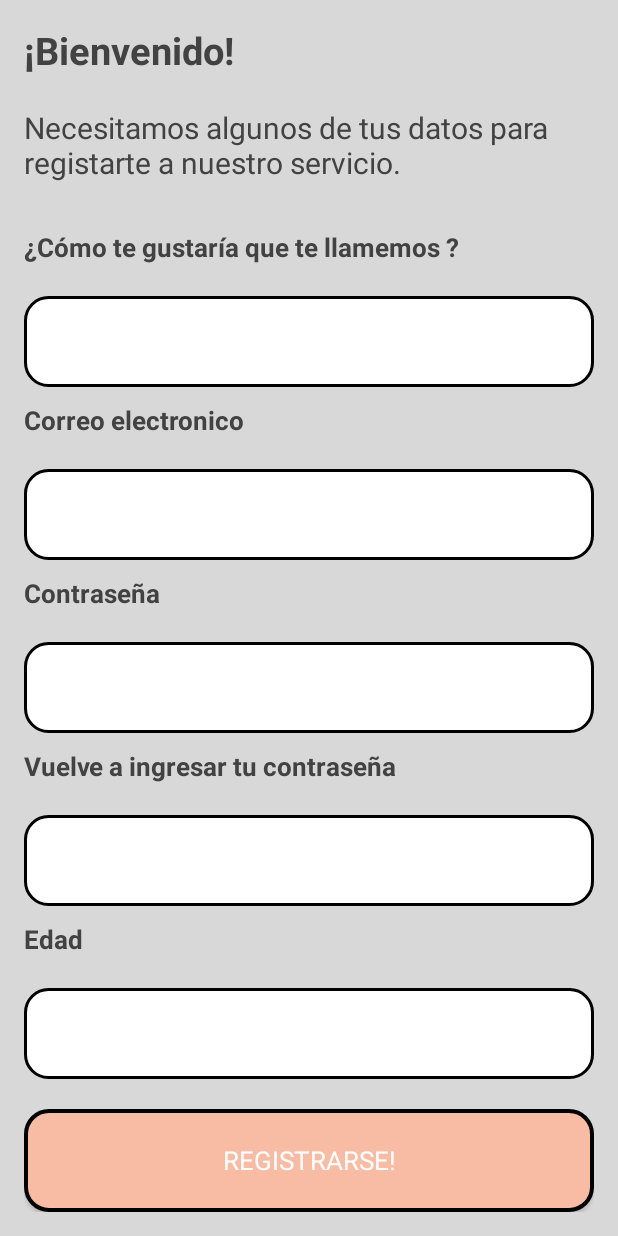
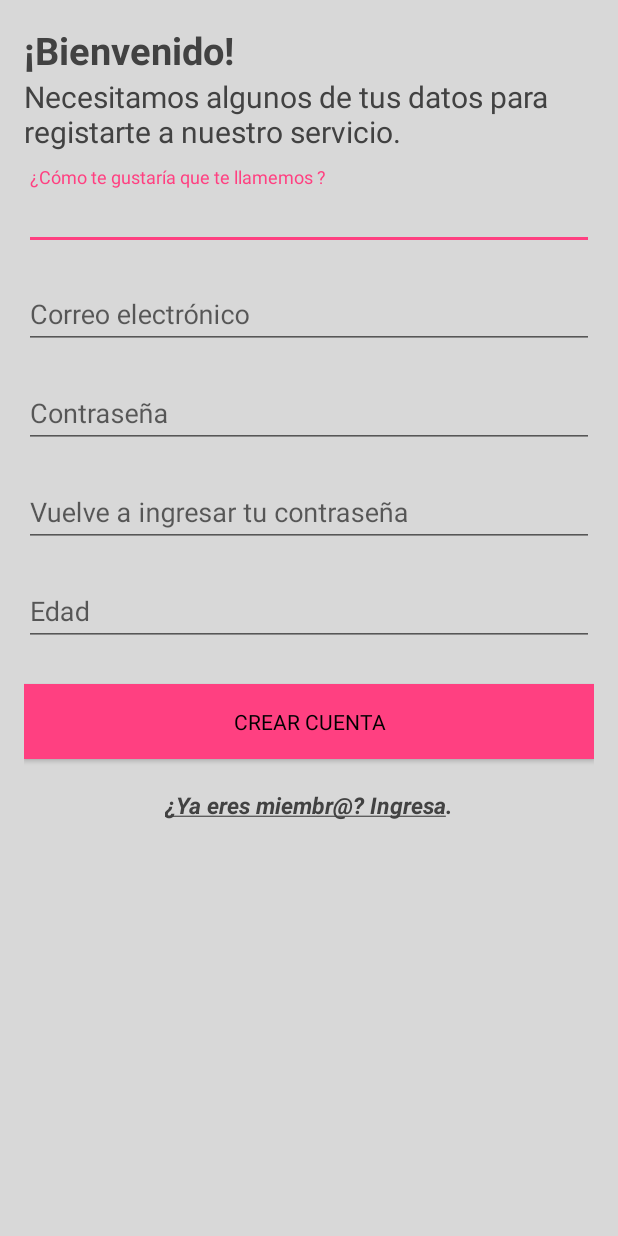
Before and after one commit to kaltamiranobarba/PasoSeguro, an Android app: the SignupActivity screen opened directly, with no data from a screen before it, on a phone screen of 412 x 824 dp. Run offline under Robolectric (Android 15) with nearby library versions, the phone set to English and light mode, and no system bars.

Commit message:
Aplicado material design a pantalla de login y signup

```diff
--- a/PasoSeguro/app/src/main/java/com/example/altam/pasoseguro/SignupActivity.java
+++ b/PasoSeguro/app/src/main/java/com/example/altam/pasoseguro/SignupActivity.java
@@ -9,6 +9,7 @@ import android.view.View;
 import android.view.WindowManager;
 import android.widget.Button;
 import android.widget.EditText;
+import android.widget.TextView;
 import android.widget.Toast;
 
 import com.parse.Parse;
@@ -20,14 +21,12 @@ import com.parse.SignUpCallback;
 public class SignupActivity extends Activity implements View.OnClickListener {
     Button btn_signup;
     EditText et_signupUser, et_signupPass, et_signupEmail, et_signupAge, et_signupPass2;
+    TextView tv_backLogin;
 
     @Override
     protected void onCreate(Bundle savedInstanceState) {
         super.onCreate(savedInstanceState);
         setContentView(R.layout.activity_signup);
-
-
-
 
 
         et_signupUser = (EditText) findViewById(R.id.et_signupUser);
@@ -36,14 +35,19 @@ public class SignupActivity extends Activity implements View.OnClickListener {
         et_signupAge = (EditText) findViewById(R.id.et_signupAge);
         et_signupPass2 = (EditText) findViewById(R.id.et_signupPass2);
 
+        tv_backLogin = (TextView) findViewById(R.id.tvBackToLogin);
+        tv_backLogin.setOnClickListener(this);
+
         btn_signup = (Button) findViewById(R.id.btn_signup);
         btn_signup.setOnClickListener(this);
     }
 
 
-
     @Override
     public void onClick(View v) {
+
+        switch (v.getId()) {
+            case R.id.btn_signup: {
                 final String user, pass, email, age, pass2;
 
                 user = et_signupUser.getText().toString();
@@ -57,28 +61,37 @@ public class SignupActivity extends Activity implements View.OnClickListener {
                 pUser.setEmail(email);
                 pUser.put("age", age);
 
-        if(user.matches("") || pass.matches("") || email.matches("") || pass2.matches("") || age.matches("")  ){
+                if (user.matches("") || pass.matches("") || email.matches("") || pass2.matches("") || age.matches("")) {
                     Toast.makeText(getApplicationContext(), "Debes llenar todos los campos", Toast.LENGTH_LONG).show();
-        }else if(!pass.equals(pass2)){
-            Toast.makeText(getApplicationContext(),"Las contraseñas no son iguales"  , Toast.LENGTH_LONG).show();
-        }else{
+                } else if (!pass.equals(pass2)) {
+                    Toast.makeText(getApplicationContext(), "Las contraseñas no son iguales", Toast.LENGTH_LONG).show();
+                } else {
                     pUser.signUpInBackground(new SignUpCallback() {
                         public void done(ParseException e) {
                             if (e == null) {
-                        Toast.makeText(getApplicationContext(), "Usuario registrado!",Toast.LENGTH_LONG).show();
-                        Intent intent = new Intent(SignupActivity.this, MapActivity.class);
-                        startActivity(intent);
+                                Toast.makeText(getApplicationContext(), "tUsuario registrado!", Toast.LENGTH_LONG).show();
+                                et_signupUser.setText("");
+                                et_signupPass.setText("");
+                                et_signupEmail.setText("");
+                                et_signupAge.setText("");
+                                et_signupPass2.setText("");
                             } else {
-                        Toast.makeText(getApplicationContext(),e.getMessage(), Toast.LENGTH_LONG).show();
-                        if(e.getMessage().equals("invalid email address")){
-                            Toast.makeText(getApplicationContext(),"Email no valido", Toast.LENGTH_LONG).show();
+
+                                if (e.getMessage().equals("invalid email address")) {
+                                    Toast.makeText(getApplicationContext(), "Email no valido", Toast.LENGTH_LONG).show();
                                 }
 
                             }
                         }
                     });
                 }
+                break;
+            }
+            case R.id.tvBackToLogin: {
+                Intent intent = new Intent(SignupActivity.this, LoginActivity.class);
+                startActivity(intent);
             }
 
-
         }
+    }
+}
--- a/PasoSeguro/app/src/main/res/layout/activity_login.xml
+++ b/PasoSeguro/app/src/main/res/layout/activity_login.xml
@@ -11,11 +11,6 @@
     tools:context="com.example.altam.pasoseguro.LoginActivity"
     android:orientation="vertical">
 
-    <!--
-    android:background="#D8C4AC"
-    -->
-
-
     <ImageView
         android:layout_width="100dp"
         android:layout_height="100dp"
@@ -23,53 +18,54 @@
         android:layout_gravity="center"
         android:layout_marginTop="40dp" />
 
-
-    <EditText
-        android:id="@+id/et_loginUser"
+    <!-- User Label -->
+    <android.support.design.widget.TextInputLayout
         android:layout_width="250dp"
-        android:layout_height="50dp"
+        android:layout_height="55dp"
+        android:layout_marginTop="40dp"
         android:layout_gravity="center"
-        android:layout_marginTop="40dp"
+        android:layout_marginBottom="5dp">
+        <EditText android:id="@+id/et_loginUser"
+            android:layout_width="match_parent"
+            android:layout_height="wrap_content"
             android:hint="@string/defaultuser"
-        android:background="@drawable/rounded_edittext"
-        android:textCursorDrawable="@drawable/cursor_color"
-        android:paddingLeft="15dp"
             android:textColor="#000"
             android:inputType="textPersonName" />
+    </android.support.design.widget.TextInputLayout>
 
-    <EditText
-        android:id="@+id/et_loginPass"
+    <!-- Password Label -->
+    <android.support.design.widget.TextInputLayout
         android:layout_width="250dp"
-        android:layout_height="50dp"
+        android:layout_height="55dp"
+        android:layout_marginTop="10dp"
         android:layout_gravity="center"
+        android:layout_marginBottom="8dp">
+        <EditText android:id="@+id/et_loginPass"
+            android:layout_width="match_parent"
+            android:layout_height="wrap_content"
             android:hint="@string/defaultpassword"
-        android:background="@drawable/rounded_edittext"
-        android:textCursorDrawable="@drawable/cursor_color"
-        android:paddingLeft="15dp"
-        android:layout_marginTop="20dp"
             android:textColor="#000"
-        android:inputType="textPassword"
-        />
+            android:inputType="textPassword" />
+    </android.support.design.widget.TextInputLayout>
 
-    <Button
+    <android.support.v7.widget.AppCompatButton
         android:id="@+id/btn_loginEnter"
         android:text="@string/button_enter"
         android:layout_height="55dp"
         android:layout_width="250dp"
         android:layout_gravity="center"
         android:textColor="#000"
-        android:textSize="17dp"
+        android:textSize="14dp"
         android:typeface="sans"
-        android:background="@drawable/rounded_button"
-        android:layout_marginTop="20dp"
-        />
+        android:background="#FF4081"
+        android:layout_marginTop="20dp"/>
 
     <TextView
         android:layout_width="wrap_content"
         android:layout_height="wrap_content"
         android:text="@string/registrate"
         android:layout_marginTop="30dp"
-        android:textColor="#000"
+        android:textColor="#424242"
         android:textStyle="normal|bold|italic"
         android:textSize="15dp"
         android:clickable="true"
--- a/PasoSeguro/app/src/main/res/layout/activity_signup.xml
+++ b/PasoSeguro/app/src/main/res/layout/activity_signup.xml
@@ -12,15 +12,13 @@
     android:weightSum="13"
     android:orientation="vertical">
 
-
     <TextView
         android:layout_width="wrap_content"
         android:layout_height="wrap_content"
         android:text="¡Bienvenido!"
         android:textSize="25dp"
         android:textStyle="normal|bold"
-        android:textColor="#424242"
-        android:layout_weight="1" />
+        android:textColor="#424242"/>
 
     <TextView
         android:layout_width="wrap_content"
@@ -28,116 +26,90 @@
         android:text="Necesitamos algunos de tus datos para registarte a nuestro servicio."
         android:textSize="20dp"
         android:textStyle="normal"
-        android:textColor="#424242"
-        android:layout_weight="1" />
+        android:textColor="#424242"/>
+
+    <android.support.design.widget.TextInputLayout
+        android:layout_width="match_parent"
+        android:layout_height="55dp"
+        android:layout_marginTop="10dp"
+        android:layout_marginBottom="5dp">
+        <EditText android:id="@+id/et_signupUser"
+            android:layout_width="match_parent"
+            android:layout_height="wrap_content"
+            android:hint="¿Cómo te gustaría que te llamemos ?"
+            android:textColor="#000" />
+    </android.support.design.widget.TextInputLayout>
+
+    <android.support.design.widget.TextInputLayout
+        android:layout_width="match_parent"
+        android:layout_height="55dp"
+        android:layout_marginTop="5dp"
+        android:layout_marginBottom="5dp">
+        <EditText android:id="@+id/et_signupEmail"
+            android:layout_width="match_parent"
+            android:layout_height="wrap_content"
+            android:hint="Correo electrónico"
+            />
+    </android.support.design.widget.TextInputLayout>
+
+    <android.support.design.widget.TextInputLayout
+        android:layout_width="match_parent"
+        android:layout_height="55dp"
+        android:layout_marginTop="5dp"
+        android:layout_marginBottom="5dp">
+        <EditText android:id="@+id/et_signupPass"
+            android:layout_width="match_parent"
+            android:layout_height="wrap_content"
+            android:hint="Contraseña"
+            android:textColor="#000" />
+    </android.support.design.widget.TextInputLayout>
+
+    <android.support.design.widget.TextInputLayout
+        android:layout_width="match_parent"
+        android:layout_height="55dp"
+        android:layout_marginTop="5dp"
+        android:layout_marginBottom="5dp">
+        <EditText android:id="@+id/et_signupPass2"
+            android:layout_width="match_parent"
+            android:layout_height="wrap_content"
+            android:hint="Vuelve a ingresar tu contraseña"
+            android:textColor="#000" />
+    </android.support.design.widget.TextInputLayout>
+
+    <android.support.design.widget.TextInputLayout
+        android:layout_width="match_parent"
+        android:layout_height="55dp"
+        android:layout_marginTop="5dp"
+        android:layout_marginBottom="5dp">
+        <EditText android:id="@+id/et_signupAge"
+            android:layout_width="match_parent"
+            android:layout_height="wrap_content"
+            android:hint="Edad"
+            android:textColor="#000" />
+    </android.support.design.widget.TextInputLayout>
+
+    <android.support.v7.widget.AppCompatButton
+        android:id="@+id/btn_signup"
+        android:text="CREAR CUENTA"
+        android:layout_height="50dp"
+        android:layout_width="match_parent"
+        android:layout_gravity="center"
+        android:textColor="#000"
+        android:textSize="14dp"
+        android:typeface="sans"
+        android:background="#FF4081"
+        android:layout_marginTop="20dp"/>
 
     <TextView
         android:layout_width="wrap_content"
         android:layout_height="wrap_content"
-        android:text="¿Cómo te gustaría que te llamemos ?"
-        android:textSize="17dp"
-        android:textStyle="normal|bold"
+        android:text="@string/backlogin"
+        android:layout_marginTop="20dp"
         android:textColor="#424242"
-        android:layout_marginTop="10dp"
-        android:layout_weight="1" />
-
-    <EditText
-        android:id="@+id/et_signupUser"
-        android:layout_width="match_parent"
-        android:layout_height="40dp"
-        android:background="@drawable/rounded_edittext"
-        android:textCursorDrawable="@drawable/cursor_color"
-        android:paddingLeft="15dp"
-        android:layout_weight="1" />
-
-    <TextView
-        android:layout_width="wrap_content"
-        android:layout_height="wrap_content"
-        android:text="Correo electronico"
-        android:textSize="17dp"
-        android:textStyle="normal|bold"
-        android:textColor="#424242"
-        android:layout_marginTop="10dp"
-        android:layout_weight="1"/>
-
-    <EditText
-        android:id="@+id/et_signupEmail"
-        android:layout_width="match_parent"
-        android:layout_height="40dp"
-        android:background="@drawable/rounded_edittext"
-        android:textCursorDrawable="@drawable/cursor_color"
-        android:paddingLeft="15dp"
-        android:layout_weight="1"  />
-
-    <TextView
-        android:layout_width="wrap_content"
-        android:layout_height="wrap_content"
-        android:text="Contraseña"
-        android:textSize="17dp"
-        android:textStyle="normal|bold"
-        android:textColor="#424242"
-        android:layout_marginTop="10dp"
-        android:layout_weight="1" />
-
-    <EditText
-        android:id="@+id/et_signupPass"
-        android:layout_width="match_parent"
-        android:layout_height="40dp"
-        android:background="@drawable/rounded_edittext"
-        android:textCursorDrawable="@drawable/cursor_color"
-        android:paddingLeft="15dp"
-        android:layout_weight="1" />
-
-    <TextView
-        android:layout_width="wrap_content"
-        android:layout_height="wrap_content"
-        android:text="Vuelve a ingresar tu contraseña"
-        android:textSize="17dp"
-        android:textStyle="normal|bold"
-        android:textColor="#424242"
-        android:layout_marginTop="10dp"
-        android:layout_weight="1" />
-
-    <EditText
-        android:id="@+id/et_signupPass2"
-        android:layout_width="match_parent"
-        android:layout_height="40dp"
-        android:background="@drawable/rounded_edittext"
-        android:textCursorDrawable="@drawable/cursor_color"
-        android:paddingLeft="15dp"
-        android:layout_weight="1" />
-
-    <TextView
-        android:layout_width="wrap_content"
-        android:layout_height="wrap_content"
-        android:text="Edad"
-        android:textSize="17dp"
-        android:textStyle="normal|bold"
-        android:textColor="#424242"
-        android:layout_marginTop="10dp"
-        android:layout_weight="1"
-        />
-
-    <EditText
-        android:id="@+id/et_signupAge"
-        android:layout_width="match_parent"
-        android:layout_height="40dp"
-        android:background="@drawable/rounded_edittext"
-        android:textCursorDrawable="@drawable/cursor_color"
-        android:paddingLeft="15dp"
-        android:layout_weight="1" />
-
-    <Button
-        android:id="@+id/btn_signup"
-        android:layout_width="match_parent"
-        android:layout_height="wrap_content"
-        android:textColor="#FFF"
-        android:textSize="17dp"
-        android:typeface="sans"
-        android:background="@drawable/rounded_button"
-        android:text="Registrarse!"
-        android:layout_marginTop="20dp"
-        android:layout_weight="1"
-        />
+        android:textStyle="normal|bold|italic"
+        android:textSize="15dp"
+        android:clickable="true"
+        android:id="@+id/tvBackToLogin"
+        android:layout_gravity="center_horizontal" />
 
 </LinearLayout>
--- a/PasoSeguro/app/src/main/res/values/strings.xml
+++ b/PasoSeguro/app/src/main/res/values/strings.xml
@@ -11,6 +11,7 @@
     <string name="defaultuser">Usuario</string>
     <string name="defaultpassword">Contraseña</string>
     <string name="registrate"><u>¿Eres nuev@? Registrate</u>.</string>
+    <string name="backlogin"><u>¿Ya eres miembr@? Ingresa</u>.</string>
 
     <string name="action_settings">Settings</string>
     <string name="nav_item_profile">Perfil</string>
```
Also changed, not shown: PasoSeguro/app/src/main/java/com/example/altam/pasoseguro/LoginActivity.java (+0 -9 lines). Lines whose indentation alone changed are shown as unchanged.
